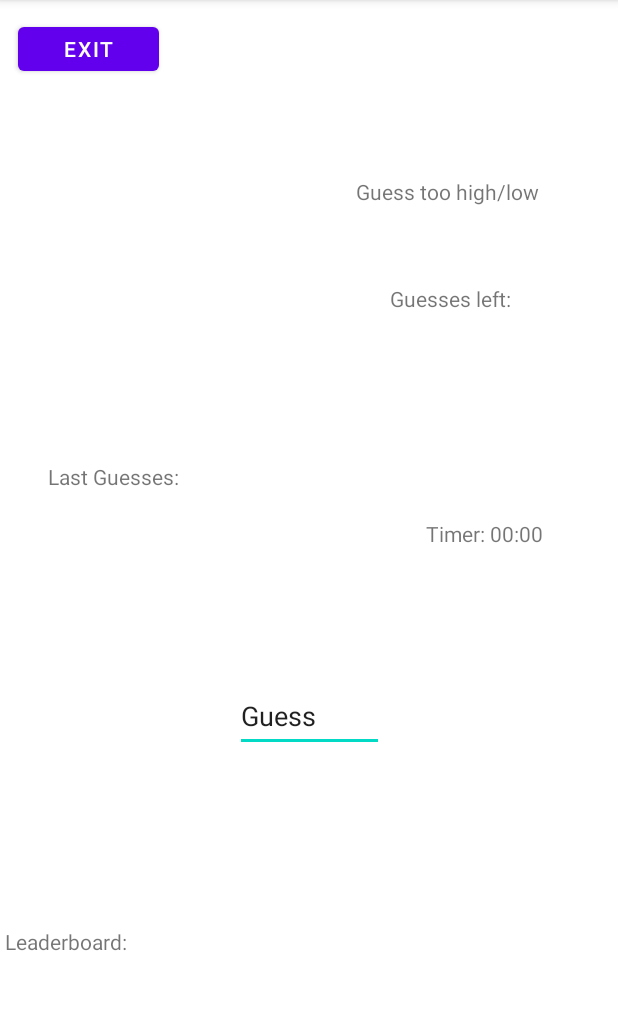
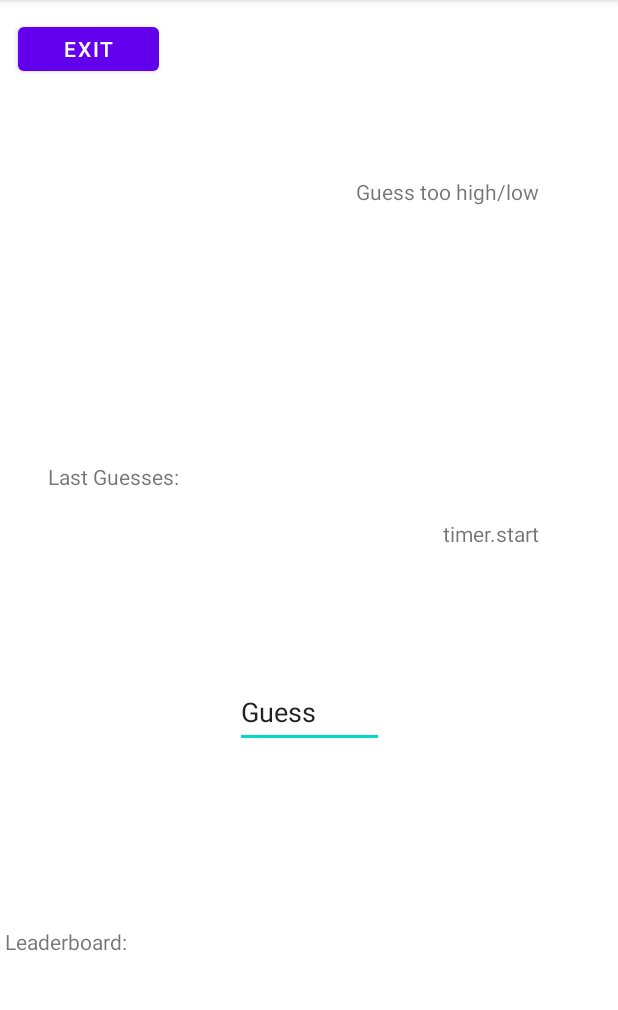
Before and after one commit to fozithebear/guessingGame, an Android app: the StartScreen screen opened directly, with no data from a screen before it, after a tap on "START", on a phone screen of 412 x 824 dp, the part 84-1094 px from its top. Run offline under Robolectric (Android 15) with nearby library versions, the phone set to English and light mode, and no system bars; 2 statements that could not run were skipped.

Commit message:
added a bunch of random bullshit

```diff
--- a/app/src/main/java/com/example/numakinator2/GameOn.java
+++ b/app/src/main/java/com/example/numakinator2/GameOn.java
@@ -3,19 +3,34 @@ import android.content.Intent;
 import android.os.Bundle;
 import android.view.View;
 import android.widget.Button;
+import android.widget.EditText;
+import android.widget.TextView;
 
 import androidx.appcompat.app.AppCompatActivity;
 
 public class GameOn extends AppCompatActivity {
 
     Button prevActivity;
+    TextView timer;
+    String currentName;
+    int currentGuesses;
+    int currentInterval;
+
 
     @Override
     protected void onCreate(Bundle savedInstanceState) {
         super.onCreate(savedInstanceState);
         setContentView(R.layout.activity_game_on);
+        Timer t = new Timer();
+        prevActivity = (Button) findViewById(R.id.exitButton);
+        timer = (TextView) findViewById(R.id.test1);
+        timer.setText(StartScreen.getName());
 
-        prevActivity = (Button) findViewById(R.id.exitButton);
+        currentName = StartScreen.getName();
+        currentGuesses = StartScreen.getGuesses();
+        currentInterval = StartScreen.getInterval();
+
+
 
         prevActivity.setOnClickListener(new View.OnClickListener() {
             @Override
--- a/app/src/main/java/com/example/numakinator2/MainActivity.java
+++ b/app/src/main/java/com/example/numakinator2/MainActivity.java
@@ -28,6 +28,4 @@ public class MainActivity extends AppCompatActivity {
             }
         });
     }
-
-
 }
--- a/app/src/main/java/com/example/numakinator2/StartScreen.java
+++ b/app/src/main/java/com/example/numakinator2/StartScreen.java
@@ -11,9 +11,12 @@ public class StartScreen extends AppCompatActivity {
 
     Button nextActivity;
     Button prevActivity;
-    EditText name;
-    EditText guesses;
-    EditText interval;
+    public EditText name;
+    public EditText guesses;
+    public EditText interval;
+    private static String finalName;
+    private static int finalGuesses;
+    private static int finalInterval;
 
     @Override
     protected void onCreate(Bundle savedInstanceState) {
@@ -21,8 +24,11 @@ public class StartScreen extends AppCompatActivity {
         setContentView(R.layout.activity_start_screen);
 
         guesses = (EditText) findViewById(R.id.maxGuesses);
+        finalGuesses = Integer.parseInt(guesses.getText().toString());
         interval = (EditText) findViewById(R.id.maxInterval);
+        finalInterval = Integer.parseInt(interval.getText().toString());
         name = (EditText) findViewById(R.id.playerName);
+        finalName = name.getText().toString();
         nextActivity = (Button) findViewById(R.id.startGame);
         prevActivity = (Button) findViewById(R.id.backButton);
 
@@ -30,7 +36,6 @@ public class StartScreen extends AppCompatActivity {
             @Override
             public void onClick(View view) {
                 Intent intent = new Intent(StartScreen.this, GameOn.class);
-
                 startActivity(intent);
             }
         });
@@ -45,4 +50,18 @@ public class StartScreen extends AppCompatActivity {
         });
 
     }
+
+    public static String getName() {
+        return finalName;
+    }
+
+    public static int getGuesses() {
+        //String value = guesses.getText().toString();
+        return finalGuesses;
+    }
+
+    public static int getInterval() {
+        //String value = interval.getText().toString();
+        return finalInterval;
+    }
 }
--- a/app/src/main/java/com/example/numakinator2/Timer.java
+++ b/app/src/main/java/com/example/numakinator2/Timer.java
@@ -5,7 +5,10 @@ import java.util.concurrent.TimeUnit;
 public class Timer {
     private static long minutes;
 
-    public void start() throws InterruptedException {
+    public Timer() {
+    }
+
+    public String start() throws InterruptedException {
 
         long startTime = System.currentTimeMillis();
 
--- a/app/src/main/res/layout/activity_game_on.xml
+++ b/app/src/main/res/layout/activity_game_on.xml
@@ -31,7 +31,7 @@
         app:layout_constraintVertical_bias="0.16000003" />
 
     <TextView
-        android:id="@+id/textView3"
+        android:id="@+id/test1"
         android:layout_width="142dp"
         android:layout_height="29dp"
         android:text="Guesses left:"
@@ -56,15 +56,15 @@
         app:layout_constraintVertical_bias="0.16000003" />
 
     <TextView
-        android:id="@+id/textView5"
+        android:id="@+id/timebox"
         android:layout_width="wrap_content"
         android:layout_height="wrap_content"
-        android:text="Timer: 00:00"
+        android:text="@string/timer"
         app:layout_constraintBottom_toBottomOf="parent"
         app:layout_constraintEnd_toEndOf="parent"
         app:layout_constraintHorizontal_bias="0.85"
         app:layout_constraintStart_toStartOf="parent"
-        app:layout_constraintTop_toBottomOf="@+id/textView3"
+        app:layout_constraintTop_toBottomOf="@+id/test1"
         app:layout_constraintVertical_bias="0.24000001" />
 
     <EditText
@@ -72,13 +72,13 @@
         android:layout_width="99dp"
         android:layout_height="48dp"
         android:ems="10"
-        android:inputType="textPersonName"
+        android:inputType="number"
         android:text="Guess"
         app:layout_constraintBottom_toBottomOf="parent"
         app:layout_constraintEnd_toEndOf="parent"
         app:layout_constraintStart_toStartOf="parent"
         app:layout_constraintTop_toTopOf="parent"
-        app:layout_constraintVertical_bias="0.63" />
+        app:layout_constraintVertical_bias="0.626" />
 
     <TextView
         android:id="@+id/textView6"
--- a/app/src/main/res/values/strings.xml
+++ b/app/src/main/res/values/strings.xml
@@ -1,3 +1,4 @@
 <resources>
     <string name="app_name">numAkinator2</string>
+    <string name="timer">timer.start</string>
 </resources>
```
